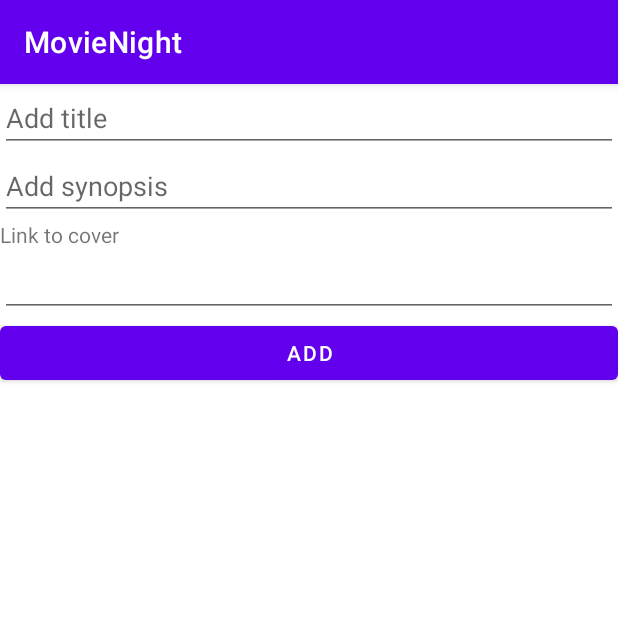
After one commit to nilvng/movie-night, an Android app: the AddMovieBottomsheetFragment screen opened through its navigation route, on a phone screen of 412 x 824 dp, the top half of it. The commit adds this screen. Run offline under Robolectric (Android 15) with nearby library versions, the phone set to English and light mode, and no system bars; our stand-ins replace Dagger/Hilt's generated code, Room's generated code, Timber; pictures from the network do not load.

Commit message:
✨ Add movie view (wip)

```diff
--- /dev/null
+++ b/app/src/main/java/com/nillin/movienight/ui/AddMovieBottomsheetFragment.kt
@@ -0,0 +1,63 @@
+package com.nillin.movienight.ui
+
+import android.os.Bundle
+import androidx.fragment.app.Fragment
+import android.view.LayoutInflater
+import android.view.View
+import android.view.ViewGroup
+import androidx.lifecycle.lifecycleScope
+import androidx.navigation.fragment.findNavController
+import com.nillin.movienight.R
+import com.nillin.movienight.databinding.FragmentAddMovieBottomsheetBinding
+import com.nillin.movienight.local.movie.Movie
+import com.nillin.movienight.local.movie.MovieRepo
+import dagger.hilt.android.AndroidEntryPoint
+import kotlinx.coroutines.Dispatchers
+import kotlinx.coroutines.launch
+import javax.inject.Inject
+
+// TODO: Rename parameter arguments, choose names that match
+// the fragment initialization parameters, e.g. ARG_ITEM_NUMBER
+private const val ARG_PARAM1 = "param1"
+private const val ARG_PARAM2 = "param2"
+
+/**
+ * A simple [Fragment] subclass.
+ * Use the [AddMovieBottomsheetFragment.newInstance] factory method to
+ * create an instance of this fragment.
+ */
+
+@AndroidEntryPoint
+class AddMovieBottomsheetFragment : Fragment() {
+
+    @Inject
+    lateinit var movieRepo: MovieRepo
+
+    private val binding by lazy { FragmentAddMovieBottomsheetBinding.inflate(layoutInflater) }
+
+    override fun onCreateView(
+        inflater: LayoutInflater, container: ViewGroup?,
+        savedInstanceState: Bundle?
+    ): View? {
+        // Inflate the layout for this fragment
+        return binding.root
+    }
+
+    override fun onViewCreated(view: View, savedInstanceState: Bundle?) {
+        super.onViewCreated(view, savedInstanceState)
+        binding.btnAdd.setOnClickListener {
+            lifecycleScope.launch(Dispatchers.IO) {
+                movieRepo.insert(
+                    Movie(
+                        id = 3,
+                        title = binding.etTitle.text.toString(),
+                        synopsis = binding.etSynopsis.text.toString(),
+                        cover = binding.etCoverLink.text.toString(),
+                    )
+                )
+            }
+        }
+    }
+
+
+}
--- /dev/null
+++ b/app/src/main/res/layout/fragment_add_movie_bottomsheet.xml
@@ -0,0 +1,38 @@
+<?xml version="1.0" encoding="utf-8"?>
+<LinearLayout xmlns:android="http://schemas.android.com/apk/res/android"
+    xmlns:tools="http://schemas.android.com/tools"
+    android:layout_width="match_parent"
+    android:layout_height="match_parent"
+    android:orientation="vertical"
+    tools:context=".ui.AddMovieBottomsheetFragment">
+
+    <com.google.android.material.textfield.TextInputEditText
+        android:id="@+id/etTitle"
+        android:layout_width="match_parent"
+        android:layout_height="wrap_content"
+        android:hint="@string/add_title"
+        android:textColor="@color/black" />
+
+    <com.google.android.material.textfield.TextInputEditText
+        android:id="@+id/etSynopsis"
+        android:layout_width="match_parent"
+        android:layout_height="wrap_content"
+        android:hint="@string/add_synopsis"
+        android:textColor="@color/black" />
+
+    <TextView
+        android:layout_width="match_parent"
+        android:layout_height="wrap_content"
+        android:text="Link to cover" />
+
+    <com.google.android.material.textfield.TextInputEditText
+        android:id="@+id/etCoverLink"
+        android:layout_width="match_parent"
+        android:layout_height="wrap_content" />
+
+    <Button
+        android:id="@+id/btnAdd"
+        android:layout_width="match_parent"
+        android:layout_height="wrap_content"
+        android:text="@string/add" />
+</LinearLayout>
--- a/app/src/main/res/navigation/nav_graph.xml
+++ b/app/src/main/res/navigation/nav_graph.xml
@@ -15,14 +15,20 @@
             app:destination="@id/detailFragment"
             app:enterAnim="@animator/nav_default_enter_anim"
             app:exitAnim="@animator/nav_default_exit_anim"/>
+        <action
+            android:id="@+id/action_mainFragment_to_addFragment"
+            app:destination="@+id/addFragment"/>
     </fragment>
     <fragment
         android:id="@+id/detailFragment"
         android:name="com.nillin.movienight.ui.detail.DetailFragment"
-        android:label="DetailFragment">
-        <argument
-            android:name="movie"
-            app:argType="integer"
-            android:defaultValue="0"/>
+        android:label="DetailFragment"
+        tools:layout="@layout/fragment_detail">
+    </fragment>
+
+    <fragment
+        android:id="@+id/addFragment"
+        tools:layout="@layout/fragment_add_movie_bottomsheet"
+        android:name="com.nillin.movienight.ui.AddMovieBottomsheetFragment">
     </fragment>
 </navigation>
--- a/app/src/main/res/values/strings.xml
+++ b/app/src/main/res/values/strings.xml
@@ -7,4 +7,8 @@
     <string name="search">Search</string>
     <string name="search_hint">Search for movie...</string>
     <string name="add">Add</string>
+    <!-- TODO: Remove or change this placeholder text -->
+    <string name="hello_blank_fragment">Hello blank fragment</string>
+    <string name="add_title">Add title</string>
+    <string name="add_synopsis">Add synopsis</string>
 </resources>
```
Also changed, not shown: app/src/main/java/com/nillin/movienight/local/movie/Movie.kt (+4 -4 lines), app/src/main/java/com/nillin/movienight/ui/main/MainFragment.kt (+4 -18 lines).
